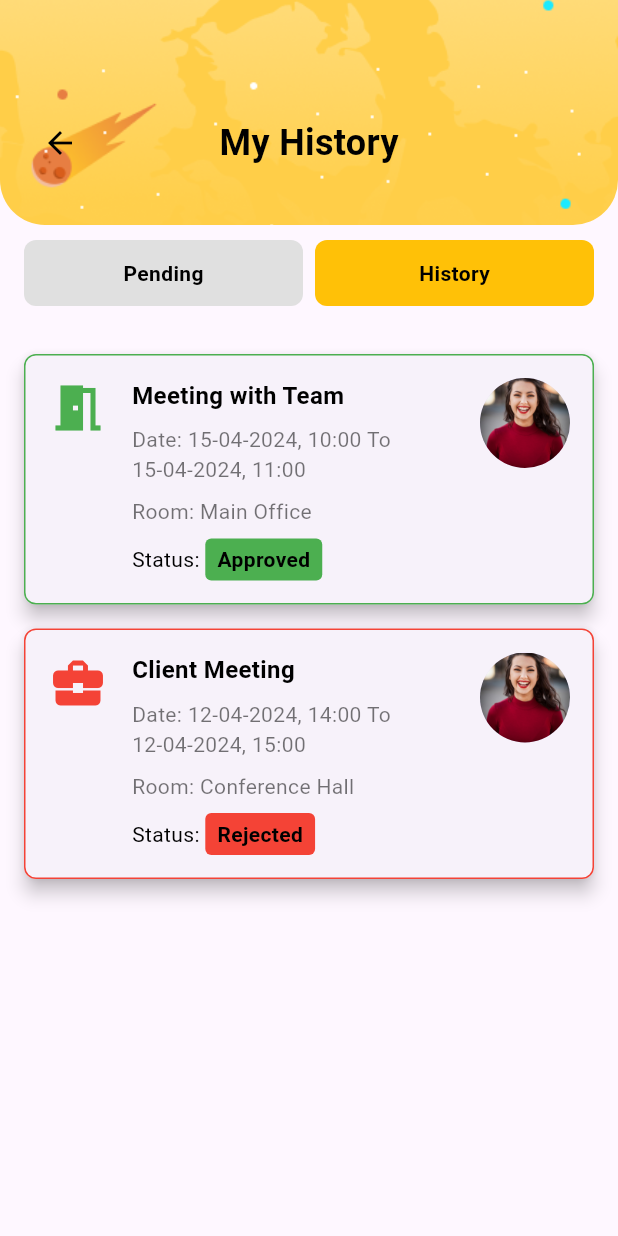
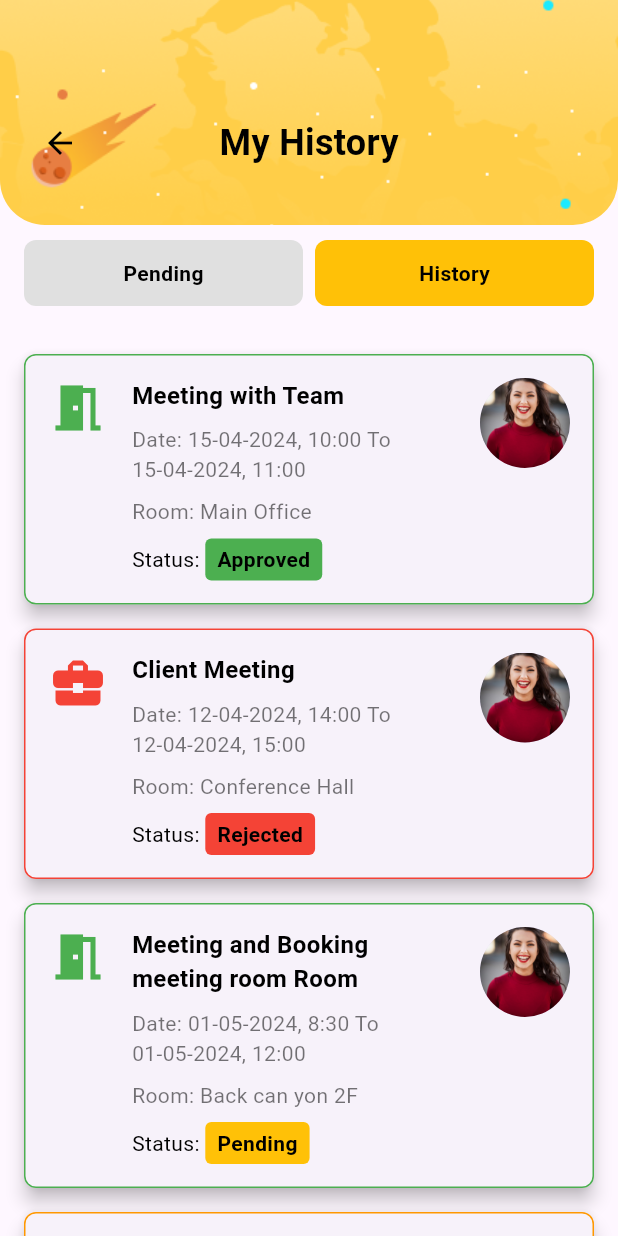
Before and after one commit to FGCompanyDev00/pb_hrm_app, a Flutter app: the HistoryPage screen opened directly, after a tap on "History", on a phone screen of 412 x 824 dp. Run offline on Flutter 3.47's test engine with Material 3 defaults, Android fonts, the light colour scheme and no system bars; our stand-ins replace carousel_slider, convex_bottom_bar, device_preview, file_picker, flutter_easyloading, flutter_hooks and 13 more; missing offline and left inert: flutter_background, flutter_sound; accounts and stored records are empty; generated files the repository leaves out were written again; network calls fail; Roboto replaces fonts that are missing (Oxanium).

Commit message:
updated: history page will be update the list after 24 hours

```diff
--- a/lib/home/dashboard/Card/history_page.dart
+++ b/lib/home/dashboard/Card/history_page.dart
@@ -1,6 +1,7 @@
 import 'package:flutter/material.dart';
 import 'package:provider/provider.dart';
 import 'package:pb_hrsystem/theme/theme.dart';
+import 'dart:async';
 
 class HistoryPage extends StatefulWidget {
   const HistoryPage({super.key});
@@ -21,6 +22,7 @@ class _HistoryPageState extends State<HistoryPage> {
       'statusColor': Colors.amber,
       'icon': Icons.meeting_room,
       'iconColor': Colors.green,
+      'timestamp': DateTime.now().subtract(Duration(hours: 25)), // Example time
     },
     {
       'title': 'Phoutthalom',
@@ -30,6 +32,7 @@ class _HistoryPageState extends State<HistoryPage> {
       'statusColor': Colors.amber,
       'icon': Icons.directions_car,
       'iconColor': Colors.blue,
+      'timestamp': DateTime.now(),
     },
     {
       'title': 'Phoutthalom Douangphila',
@@ -39,6 +42,7 @@ class _HistoryPageState extends State<HistoryPage> {
       'statusColor': Colors.amber,
       'icon': Icons.event,
       'iconColor': Colors.orange,
+      'timestamp': DateTime.now().subtract(Duration(hours: 30)), // Example time
     },
   ];
 
@@ -62,6 +66,27 @@ class _HistoryPageState extends State<HistoryPage> {
       'iconColor': Colors.red,
     },
   ];
+
+  @override
+  void initState() {
+    super.initState();
+    _moveExpiredPendingItems();
+  }
+
+  void _moveExpiredPendingItems() {
+    final now = DateTime.now();
+    setState(() {
+      _pendingItems.removeWhere((item) {
+        final timestamp = item['timestamp'] as DateTime;
+        if (now.difference(timestamp).inHours >= 24) {
+          // Move item to history if more than 24 hours have passed
+          _historyItems.add(item);
+          return true; // Remove from pending items
+        }
+        return false;
+      });
+    });
+  }
 
   @override
   Widget build(BuildContext context) {
--- a/pubspec.yaml
+++ b/pubspec.yaml
@@ -5,7 +5,7 @@
 version: 1.0.0+1
 
 environment:
-  sdk: '>=3.5.0-180.3.beta <4.0.0'
+  sdk: '3.4.4'
 
 dependencies:
   flutter:
```
Also changed, not shown: pubspec.lock.
